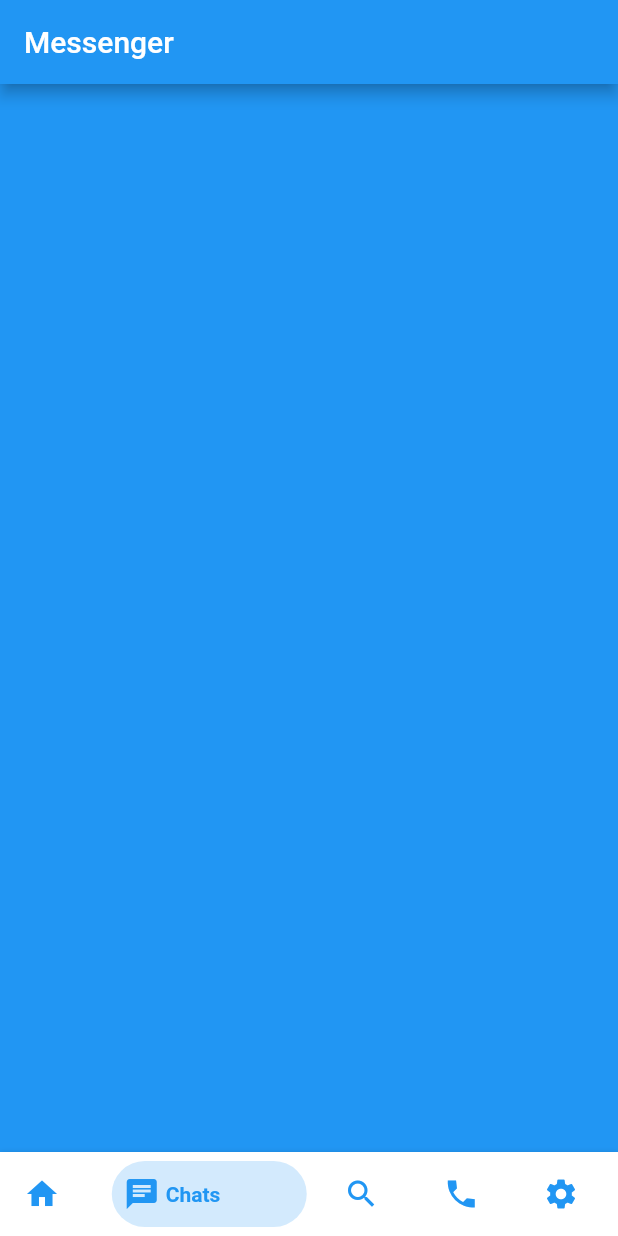
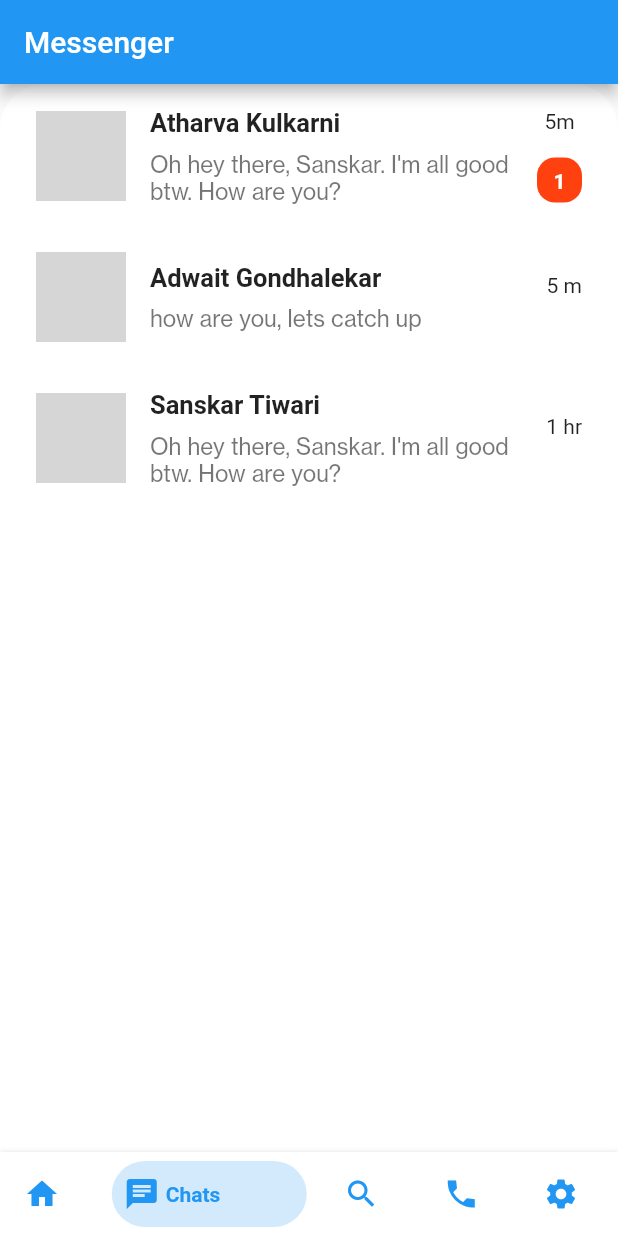
Before and after one commit to KulkarniAtharva/Messeng-Flutter, a Flutter app: the screen it shows after launch, swiped to page 2, on a phone screen of 412 x 824 dp. Run offline on Flutter 3.47's test engine with Material 2 defaults, Android fonts, the phone set to English and light mode, and no system bars; drawn by our look-alikes of bottom_navy_bar; network calls fail; grey boxes are pictures that could not be loaded.

```diff
--- a/lib/main.dart
+++ b/lib/main.dart
@@ -123,6 +123,8 @@ class _MyHomePageState extends State<MyHomePage>
           },
           children: <Widget>[
             Container(
+                ),
+            Container(
                 padding: EdgeInsets.symmetric(horizontal: 24),
                 width: MediaQuery.of(context).size.width,
                 decoration: BoxDecoration(
@@ -149,8 +151,8 @@ class _MyHomePageState extends State<MyHomePage>
                           );
                         }),
                   ],
-                )),
-            Container(color: Colors.blue,),
+                )
+            ),
             Container(color: Colors.red,),
             Container(color: Colors.green,),
             Container(color: Colors.blue,),
@@ -175,7 +177,7 @@ class _MyHomePageState extends State<MyHomePage>
               icon: Icon(Icons.chat)
           ),
           BottomNavyBarItem(
-              title: Text('Search'),
+              title: Text('Search User'),
               icon: Icon(Icons.search)
           ),
           BottomNavyBarItem(
--- a/pubspec.yaml
+++ b/pubspec.yaml
@@ -24,7 +24,6 @@ dependencies:
   bottom_navy_bar: ^5.5.0
   flutter:
     sdk: flutter
-
 
   # The following adds the Cupertino Icons font to your application.
   # Use with the CupertinoIcons class for iOS style icons.
```
